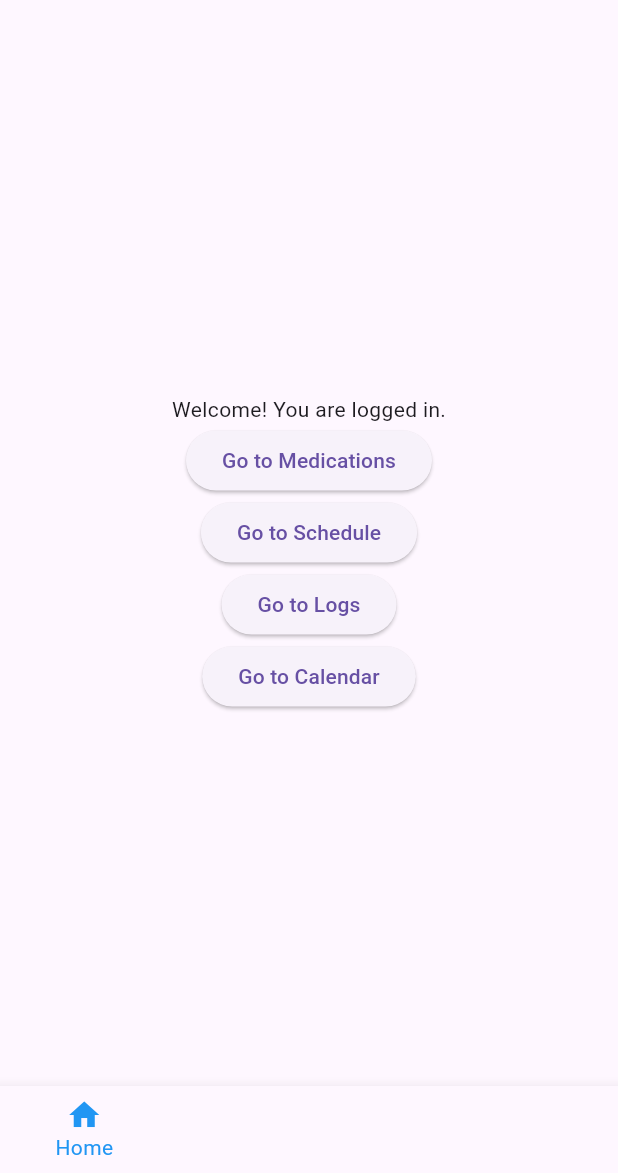
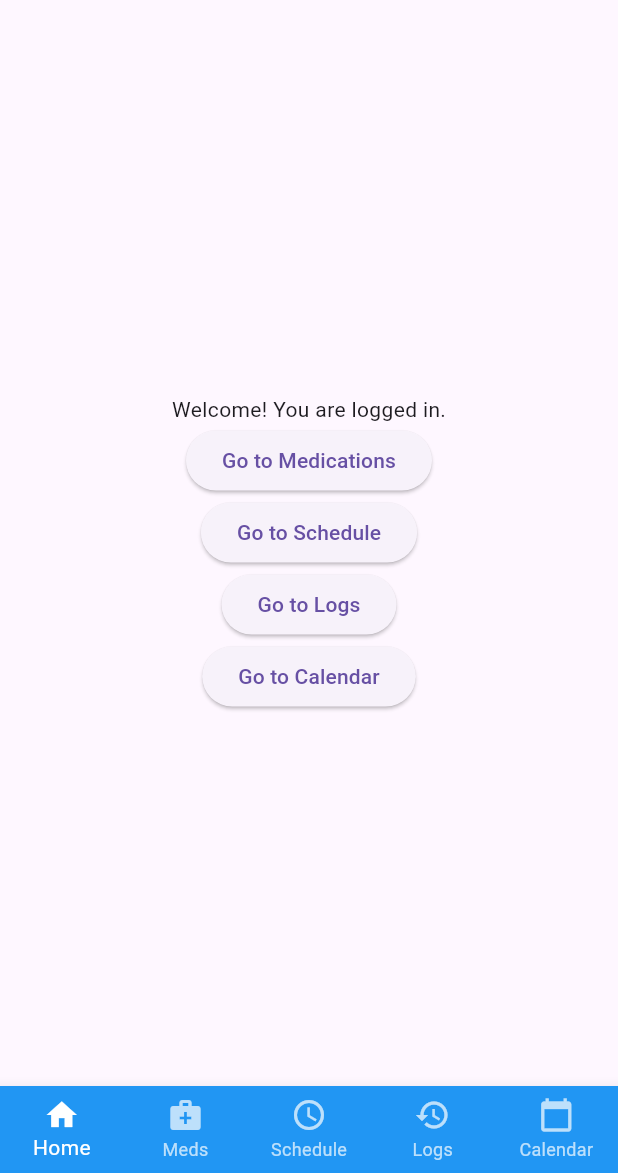
Before and after one commit to kinemspa/dosify_v2, a Flutter app: the screen it shows once a user with an empty profile is signed in, on a phone screen of 412 x 824 dp, the part 63-1236 px from its top. Run offline on Flutter 3.47's test engine with Material 3 defaults, Android fonts, the phone set to English and light mode, and no system bars; our stand-ins replace cloud_firestore, firebase_auth, firebase_core, fl_chart, flutter_local_notifications, flutter_riverpod and 6 more; accounts and stored records are empty.

Commit message:
Fix nav bar visibility with theme, resolve medication edit null error and blank screen

```diff
--- a/lib/features/nav/ui/nav_screen.dart
+++ b/lib/features/nav/ui/nav_screen.dart
@@ -59,8 +59,10 @@ class _NavScreenState extends State<NavScreen> {
           ),
         ],
         currentIndex: _selectedIndex,
-        selectedItemColor: Colors.blue,
-        onTap: _onItemTapped,
+        selectedItemColor: Colors.white,
+        unselectedItemColor: Colors.white70,
+        backgroundColor: Colors.blue, // Ensure visibility
+        type: BottomNavigationBarType.fixed, // Prevent shifting
       ),
     );
   }
--- a/lib/main.dart
+++ b/lib/main.dart
@@ -42,7 +42,14 @@ class MyApp extends StatelessWidget {
     return ProviderScope(
       child: MaterialApp(
         title: 'Dosify.v2',
-        theme: ThemeData(primarySwatch: Colors.blue),
+        theme: ThemeData(
+          primarySwatch: Colors.blue,
+          bottomNavigationBarTheme: const BottomNavigationBarThemeData(
+            backgroundColor: Colors.blue, // Dark background for contrast
+            selectedItemColor: Colors.white, // White for selected items
+            unselectedItemColor: Colors.white70, // Light gray for unselected
+          ),
+        ),
         home: StreamBuilder<User?>(
           stream: FirebaseAuth.instance.authStateChanges(),
           builder: (context, snapshot) {
@@ -50,7 +57,7 @@ class MyApp extends StatelessWidget {
               return const Center(child: CircularProgressIndicator());
             }
             if (snapshot.hasData) {
-              return const NavScreen(); // Use NavScreen explicitly
+              return const NavScreen();
             }
             return const AuthScreen();
           },
```
Also changed, not shown: lib/features/medication/ui/medication_list_screen.dart (+9 -0 lines), lib/features/medication/ui/medication_screen.dart (+13 -2 lines).
